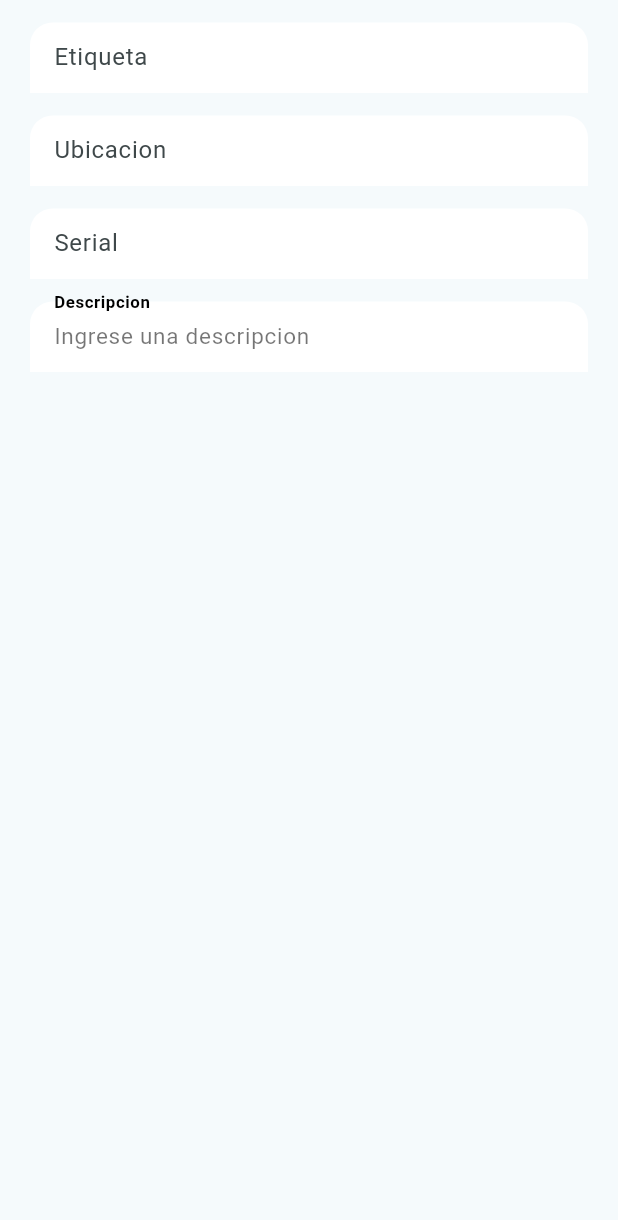
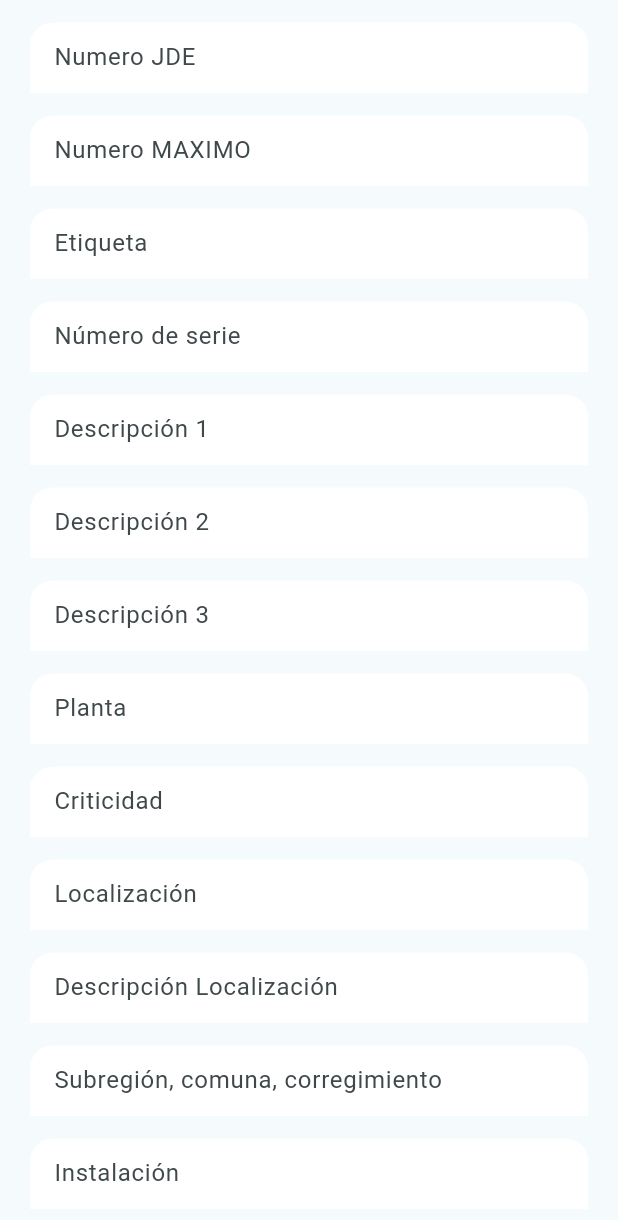
Before and after one commit to HadezVargas/activos_app, a Flutter app: the _ActivoInformation widget shown alone on an empty page, opened directly with empty values, on a phone screen of 412 x 824 dp. Shown: the top 1220 px of the screen. Run offline on Flutter 3.47's test engine with Material 2 defaults, Android fonts, the light colour scheme and no system bars; our stand-ins replace flutter_riverpod, formz, go_router, image_picker, isar, open_filex; missing offline and left inert: syncfusion_flutter_xlsio; accounts and stored records are empty; generated files the repository leaves out were written again.

Commit message:
correcion de formulario

```diff
--- a/lib/domain/entities/activo.dart
+++ b/lib/domain/entities/activo.dart
@@ -6,25 +6,25 @@
 class Activo {
   Id           isarId;
   final int          criticisms;
-  final String       numberActiveMaximo;
-  final String       numberJDE;
-  final String       description1;
-  final String       description2;
-  final String       description3;
-  final String       tAG;
-  final String       location;
-  final String       descriptionLocation;
-  final String       subRegionCommuneCorregimiento;
-  final String       installation;
-  final String       father;
-  final String       state;
-  final String       iPSIGMA;
-  final String       series;
-  final String       criticalityDescription;
-  final String       operationalNumber;
-  final String       classification;
-  final String       addressInternalLocation;
-  final String       plant;
+  final String       numberActiveMaximo;//listo
+  final String       numberJDE;//listo
+  final String       description1;//listo
+  final String       description2;// listo
+  final String       description3;//listo
+  final String       tAG;//listo
+  final String       location;//listo
+  final String       descriptionLocation;//
+  final String       subRegionCommuneCorregimiento;//listo
+  final String       installation;//listo
+  final String       father;//listo
+  final String       state;//listo
+  final String       iPSIGMA;//listo
+  final String       series;//listo
+  final String       criticalityDescription;//listo
+  final String       operationalNumber;//listo
+  final String       classification;//listo
+  final String       addressInternalLocation;//listo
+  final String       plant;//listo
   final List<String> images;
 
   Activo({
--- a/lib/presentation/screens/activo_screen.dart
+++ b/lib/presentation/screens/activo_screen.dart
@@ -80,7 +80,7 @@
           child: _ImageGallery(images: activoForm.images),
         ),
         const SizedBox(height: 10),
-        Center(child: Text(activoForm.tAG, style: textStyles.titleSmall)),
+        Center(child: Text(activoForm.description1, style: textStyles.titleSmall)),
         const SizedBox(height: 10),
         _ActivoInformation(activo: activo),
       ],
@@ -104,6 +104,22 @@
           const SizedBox(height: 15),
           CustomActivoField(
             isTopField: true,
+            label: 'Numero JDE',
+            initialValue: activoForm.numberJDE,
+            onChanged:
+                ref.read(activoFormProvider(activo).notifier).onNumberJDEChanged,
+          ),
+          const SizedBox(height: 15),
+          CustomActivoField(
+            isTopField: true,
+            label: 'Numero MAXIMO',
+            initialValue: activoForm.numberActiveMaximo,
+            onChanged:
+                ref.read(activoFormProvider(activo).notifier).onNumberActiveMaximoChanged,
+          ),
+          const SizedBox(height: 15),
+          CustomActivoField(
+            isTopField: true,
             label: 'Etiqueta',
             initialValue: activoForm.tAG,
             onChanged:
@@ -112,27 +128,134 @@
           const SizedBox(height: 15),
           CustomActivoField(
             isTopField: true,
-            label: 'Ubicacion',
-            initialValue: activoForm.descriptionLocation,
-            onChanged: ref
-                .read(activoFormProvider(activo).notifier)
-                .onDescriptionLocationChanged,
-          ),
-          const SizedBox(height: 15),
-          CustomActivoField(
-            isTopField: true,
-            label: 'Serial',
+            label: 'Número de serie',
             initialValue: activoForm.series,
             onChanged:
                 ref.read(activoFormProvider(activo).notifier).onSeriesChanged,
           ),
           const SizedBox(height: 15),
-          const CustomActivoField(
+          CustomActivoField(
             isTopField: true,
-            label: 'Descripcion',
-            initialValue: 'Ingrese una descripcion',
+            label: 'Descripción 1',
+            initialValue: activoForm.description1,
+            onChanged:
+                ref.read(activoFormProvider(activo).notifier).onDescription1Changed,
           ),
           const SizedBox(height: 15),
+          CustomActivoField(
+            isTopField: true,
+            label: 'Descripción 2',
+            initialValue: activoForm.description2,
+            onChanged:
+                ref.read(activoFormProvider(activo).notifier).onDescription2Changed,
+          ),
+          const SizedBox(height: 15),
+          CustomActivoField(
+            isTopField: true,
+            label: 'Descripción 3',
+            initialValue: activoForm.description3,
+            onChanged:
+                ref.read(activoFormProvider(activo).notifier).onDescription3Changed,
+          ),
+          const SizedBox(height: 15),
+          CustomActivoField(
+            isTopField: true,
+            label: 'Planta',
+            initialValue: activoForm.plant,
+            onChanged:
+                ref.read(activoFormProvider(activo).notifier).onPlantChanged,
+          ),
+          const SizedBox(height: 15),
+          CustomActivoField(
+            isTopField: true,
+            label: 'Criticidad',
+            initialValue: activoForm.criticalityDescription,
+            onChanged:
+                ref.read(activoFormProvider(activo).notifier).onCriticalityDescriptionChanged,
+          ),
+          const SizedBox(height: 15),
+          CustomActivoField(
+            isTopField: true,
+            label: 'Localización',
+            initialValue: activoForm.location,
+            onChanged:
+                ref.read(activoFormProvider(activo).notifier).onLocationChanged,
+          ),
+          const SizedBox(height: 15),
+          CustomActivoField(
+            isTopField: true,
+            label: 'Descripción Localización',
+            initialValue: activoForm.descriptionLocation,
+            onChanged:
+                ref.read(activoFormProvider(activo).notifier).onDescriptionLocationChanged,
+          ),
+          const SizedBox(height: 15),
+          CustomActivoField(
+            isTopField: true,
+            label: 'Subregión, comuna, corregimiento ',
+            initialValue: activoForm.subRegionCommuneCorregimiento,
+            onChanged:
+                ref.read(activoFormProvider(activo).notifier).onSubRegionCommuneCorregimientoChanged,
+          ),
+          const SizedBox(height: 15),
+          CustomActivoField(
+            isTopField: true,
+            label: 'Instalación',
+            initialValue: activoForm.installation,
+            onChanged:
+                ref.read(activoFormProvider(activo).notifier).onInstallationChanged,
+          ),
+          const SizedBox(height: 15),
+          CustomActivoField(
+            isTopField: true,
+            label: 'Padre',
+            initialValue: activoForm.father,
+            onChanged: ref
+                .read(activoFormProvider(activo).notifier)
+                .onFatherChanged,
+          ),
+          const SizedBox(height: 15),
+          CustomActivoField(
+            isTopField: true,
+            label: 'Estado',
+            initialValue: activoForm.estado,
+            onChanged:
+                ref.read(activoFormProvider(activo).notifier).onEstadoChanged,
+          ),
+          const SizedBox(height: 15),
+          CustomActivoField(
+            isTopField: true,
+            label: 'iPSIGMA',
+            initialValue: activoForm.iPSIGMA,
+            onChanged:
+                ref.read(activoFormProvider(activo).notifier).onIPSIGMAChanged,
+          ),
+          const SizedBox(height: 15),
+          CustomActivoField(
+            isTopField: true,
+            label: 'Número operacional',
+            initialValue: activoForm.operationalNumber,
+            onChanged:
+                ref.read(activoFormProvider(activo).notifier).onOperationalNumberChanged,
+          ),
+          const SizedBox(height: 15),
+          CustomActivoField(
+            isTopField: true,
+            label: 'Clasificación',
+            initialValue: activoForm.classification,
+            onChanged:
+                ref.read(activoFormProvider(activo).notifier).onClassificationChanged,
+          ),
+          const SizedBox(height: 15),
+          CustomActivoField(
+            isTopField: true,
+            label: 'Dirección localización interna',
+            initialValue: activoForm.addressInternalLocation,
+            onChanged:
+                ref.read(activoFormProvider(activo).notifier).onAddressInternalLocationChanged,
+          ),
+          const SizedBox(height: 15),
+
           const SizedBox(height: 100),
         ],
       ),
```
